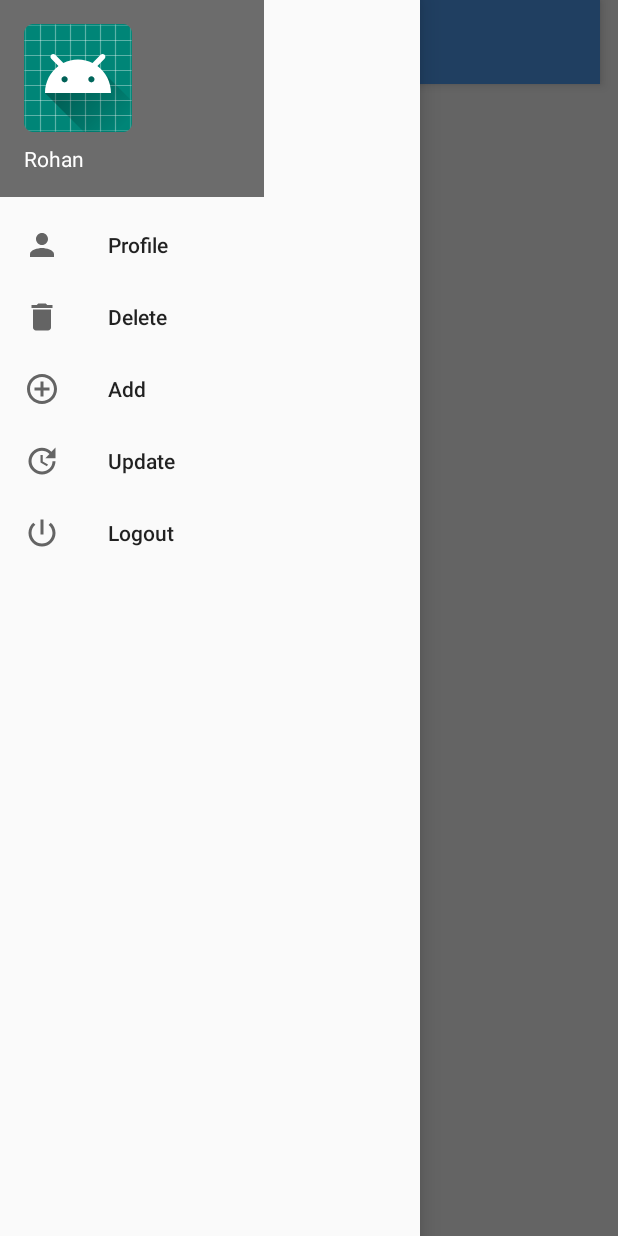
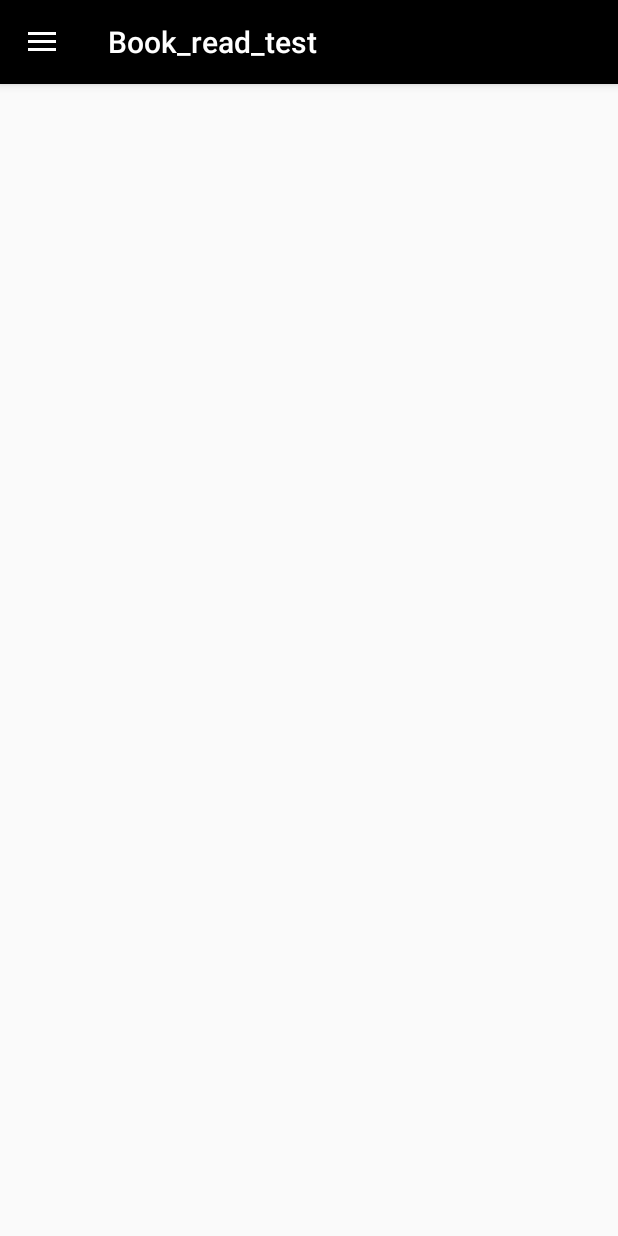
Before and after one commit to Rohan167/book_read_android, an Android app: the screen it shows after launch once a user with an empty profile is signed in (HomePage), in the side drawer, after a tap on "Delete", on a phone screen of 412 x 824 dp. Run offline under Robolectric (Android 15) with nearby library versions, the phone set to English and light mode, and no system bars; our stand-ins replace Firebase (no records; nobody signed in at launch, a user with empty details on screens opened directly).

Commit message:
nav_completed

```diff
--- a/app/src/main/java/com/example/book_read_test/HomePage.java
+++ b/app/src/main/java/com/example/book_read_test/HomePage.java
@@ -1,5 +1,6 @@
 package com.example.book_read_test;
 
+import androidx.annotation.NonNull;
 import androidx.appcompat.app.ActionBarDrawerToggle;
 import androidx.appcompat.app.AppCompatActivity;
 import androidx.appcompat.widget.Toolbar;
@@ -10,17 +11,21 @@ import android.annotation.SuppressLint;
 import android.content.Intent;
 import android.os.Bundle;
 import android.util.Log;
+import android.view.MenuItem;
 import android.view.View;
 import android.widget.Button;
 import android.widget.EditText;
 import android.widget.TextView;
+import android.widget.Toast;
 
+import com.google.android.material.bottomnavigation.BottomNavigationView;
+import com.google.android.material.navigation.NavigationView;
 import com.google.firebase.auth.FirebaseAuth;
 import com.google.firebase.auth.FirebaseUser;
 
 import org.w3c.dom.Text;
 
-public class HomePage extends AppCompatActivity {
+public class HomePage extends AppCompatActivity implements BottomNavigationView.OnNavigationItemSelectedListener, NavigationView.OnNavigationItemSelectedListener {
 //    Button logout_btn;
     TextView welcome_text;
     private DrawerLayout drawer;
@@ -37,27 +42,34 @@ public class HomePage extends AppCompatActivity {
 
         drawer = findViewById(R.id.drawer_layout);
 
+        NavigationView navigationView  = findViewById(R.id.nav_view);
+        navigationView.setNavigationItemSelectedListener(this);
+
         ActionBarDrawerToggle toggle = new ActionBarDrawerToggle(this,drawer, toolbar , R.string.navigation_drawer_open,
                 R.string.navigation_drawer_close);
 
         drawer.addDrawerListener(toggle);
         toggle.syncState();
+    }
 
-//        logout_btn = findViewById(R.id.logout_btn);
-        firebaseAuth = FirebaseAuth.getInstance();
-        firebaseUser = firebaseAuth.getCurrentUser();
-//        welcome_text = findViewById(R.id.welcome_text);
+    @Override
+    public boolean onNavigationItemSelected(@NonNull MenuItem menuItem) {
 
-//        welcome_text.setText("Welcome "+firebaseUser.getEmail());
+        switch (menuItem.getItemId())
+        {
+            case R.id.nav_logout:
+            {
+                FirebaseAuth.getInstance().signOut();
+                finish();
+                startActivity(new Intent(HomePage.this , LoginPage.class));
 
-//        logout_btn.setOnClickListener(new View.OnClickListener() {
-//            @Override
-//            public void onClick(View view) {
-//                firebaseAuth.signOut();
-//                startActivity(new Intent(HomePage.this , LoginPage.class));
-//
-//            }
-//        });
+                break;
+            }
+        }
+
+            drawer.closeDrawer(GravityCompat.START);
+
+        return true;
     }
 
     public void onBackPressed()
--- /dev/null
+++ b/app/src/main/res/drawable/ic_home.xml
@@ -0,0 +1,9 @@
+<vector xmlns:android="http://schemas.android.com/apk/res/android"
+        android:width="24dp"
+        android:height="24dp"
+        android:viewportWidth="24.0"
+        android:viewportHeight="24.0">
+    <path
+        android:fillColor="#FF000000"
+        android:pathData="M10,20v-6h4v6h5v-8h3L12,3 2,12h3v8z"/>
+</vector>
--- a/app/src/main/res/layout/activity_home_page.xml
+++ b/app/src/main/res/layout/activity_home_page.xml
@@ -16,7 +16,7 @@
 
         <androidx.appcompat.widget.Toolbar
             android:id="@+id/toolbar"
-            android:layout_width="400dp"
+            android:layout_width="match_parent"
             android:layout_height="wrap_content"
             android:background="@color/colorPrimary"
             android:elevation="4dp"
--- a/app/src/main/res/layout/nav_header.xml
+++ b/app/src/main/res/layout/nav_header.xml
@@ -1,6 +1,6 @@
 <?xml version="1.0" encoding="utf-8"?>
 <LinearLayout xmlns:android="http://schemas.android.com/apk/res/android"
-    android:layout_width="176dp"
+    android:layout_width="280dp"
     android:layout_height="match_parent"
     android:background="@color/colorAccent"
     android:gravity="bottom"
--- a/app/src/main/res/menu/drawer_menu.xml
+++ b/app/src/main/res/menu/drawer_menu.xml
@@ -4,6 +4,10 @@
     tools:showIn="navigation_view">
 
     <group android:checkableBehavior="single">
+        <item
+            android:id="@+id/nav_home"
+            android:icon="@drawable/ic_home"
+            android:title="Home" />
         <item
             android:id="@+id/nav_profile"
             android:icon="@drawable/ic_profile"
--- a/app/src/main/res/values/colors.xml
+++ b/app/src/main/res/values/colors.xml
@@ -1,6 +1,6 @@
 <?xml version="1.0" encoding="utf-8"?>
 <resources>
-    <color name="colorPrimary">#519FF3</color>
+    <color name="colorPrimary">#000000</color>
     <color name="colorPrimaryDark">#000000</color>
     <color name="colorAccent">#6c6c6c</color>
     <color name="white">#ffffff</color>
```
